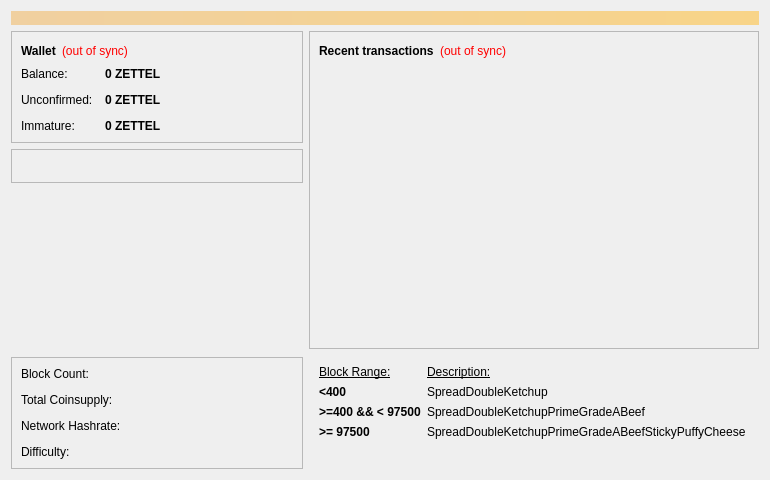
First picture: the form in src/qt/forms/overviewpage.ui, repository zettel-kasten/burgerbot, before the edit.
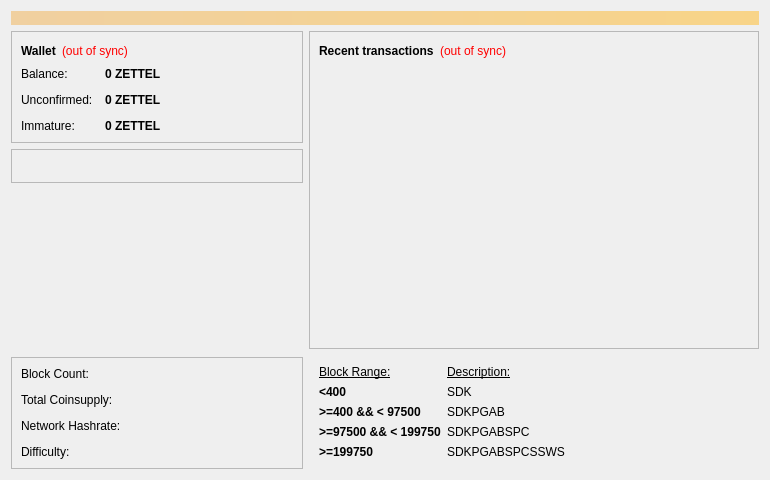
Second picture: the form after the edit. Icons and pictures are not drawn.

The edit to the form file:
```diff
--- a/src/qt/forms/overviewpage.ui
+++ b/src/qt/forms/overviewpage.ui
@@ -477,7 +477,7 @@
          <item row="3" column="1">
           <widget class="QLabel" name="label_17">
            <property name="text">
-            <string>SpreadDoubleKetchupPrimeGradeABeefStickyPuffyCheese</string>
+            <string>SDKPGABSPC</string>
            </property>
           </widget>
          </item>
@@ -515,7 +515,7 @@
          <item row="1" column="1">
           <widget class="QLabel" name="label_13">
            <property name="text">
-            <string>SpreadDoubleKetchup</string>
+            <string>SDK</string>
            </property>
           </widget>
          </item>
@@ -535,7 +535,7 @@
          <item row="2" column="1">
           <widget class="QLabel" name="label_15">
            <property name="text">
-            <string>SpreadDoubleKetchupPrimeGradeABeef</string>
+            <string>SDKPGAB</string>
            </property>
           </widget>
          </item>
@@ -548,14 +548,14 @@
             </font>
            </property>
            <property name="text">
-            <string>&gt;= 97500</string>
+            <string>&gt;=97500 &amp;&amp; &lt; 199750</string>
            </property>
           </widget>
          </item>
          <item row="4" column="1">
           <widget class="QLabel" name="label_19">
            <property name="text">
-            <string/>
+            <string>SDKPGABSPCSSWS</string>
            </property>
           </widget>
          </item>
@@ -568,7 +568,7 @@
             </font>
            </property>
            <property name="text">
-            <string/>
+            <string>&gt;=199750</string>
            </property>
           </widget>
          </item>
```
